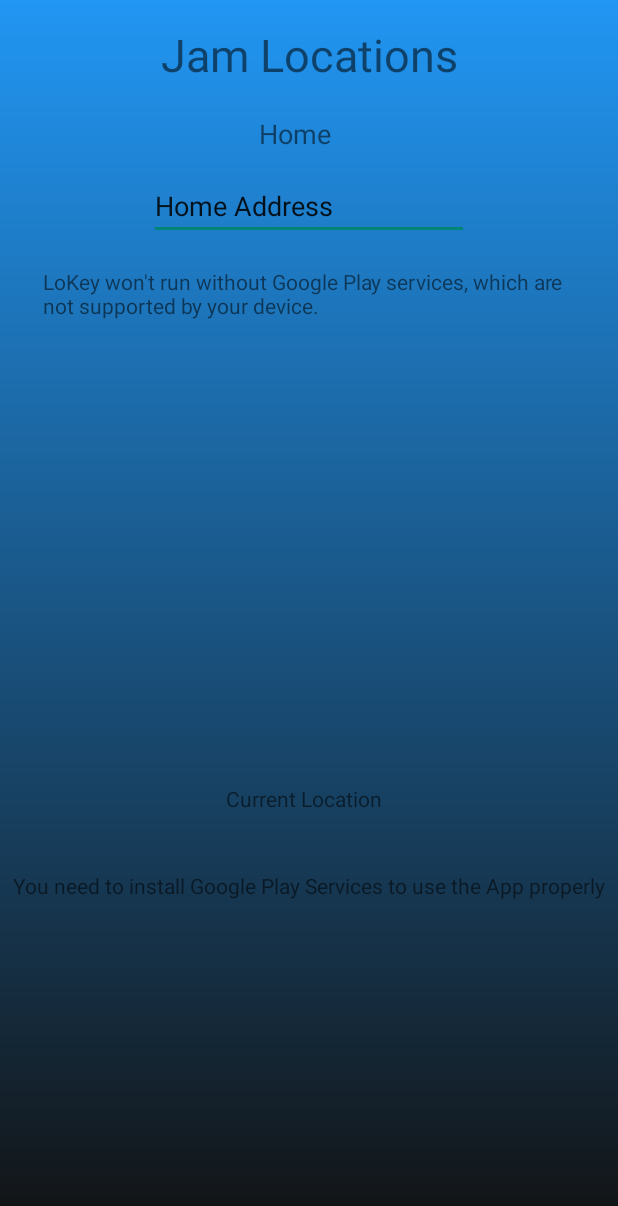
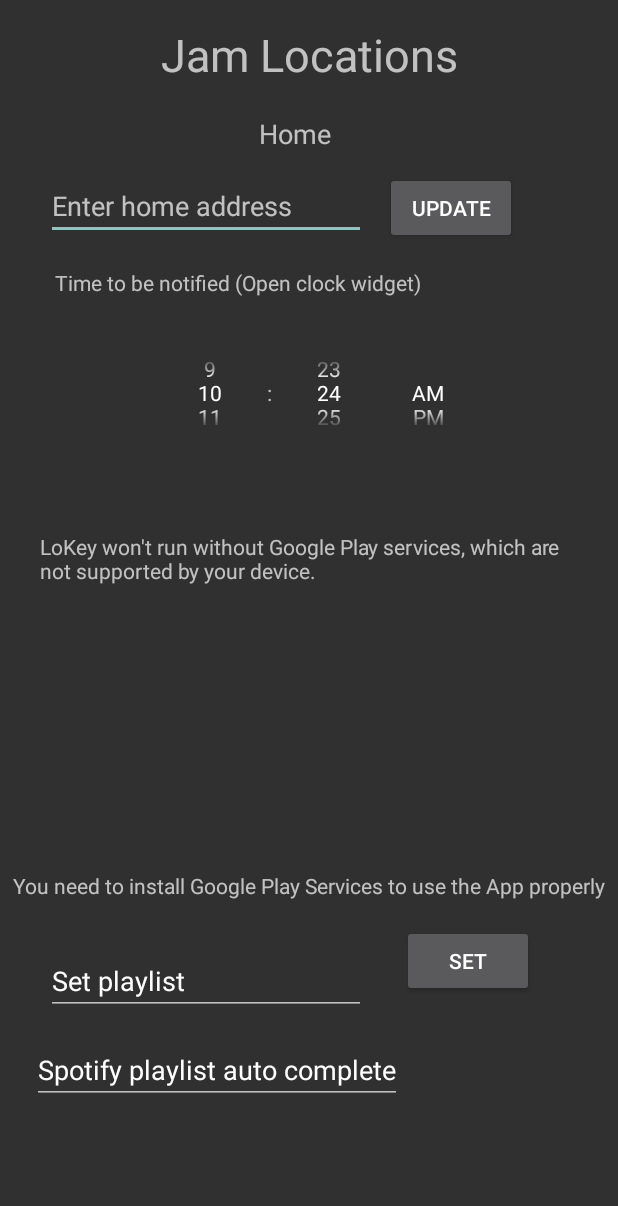
Before and after one commit to Anthony-Haslett/LoKey, an Android app: the ActivityLocation screen opened directly, with no data from a screen before it, on a phone screen of 412 x 824 dp. Shown: the top 1206 px of the screen. Run offline under Robolectric (Android 15) with nearby library versions, the phone set to English and light mode, and no system bars; 1 statement that could not run was skipped.

Commit message:
some code 🤷🏼‍♂️

```diff
--- a/app/src/main/java/com/project/lokey/ActivityLocation.java
+++ b/app/src/main/java/com/project/lokey/ActivityLocation.java
@@ -25,14 +25,21 @@ import com.google.android.gms.location.FusedLocationProviderClient;
 import com.google.android.gms.location.LocationCallback;
 import com.google.android.gms.location.LocationRequest;
 import com.google.android.gms.location.LocationServices;
+import com.google.android.gms.maps.CameraUpdateFactory;
+import com.google.android.gms.maps.GoogleMap;
+import com.google.android.gms.maps.OnMapReadyCallback;
+import com.google.android.gms.maps.model.LatLng;
+import com.google.firebase.iid.FirebaseInstanceId;
 
 import java.util.ArrayList;
+import java.util.Objects;
 
 import static com.google.android.gms.location.LocationServices.*;
 
 public class ActivityLocation extends FragmentActivity
         implements GoogleApiClient.ConnectionCallbacks,
                     GoogleApiClient.OnConnectionFailedListener,
+                    OnMapReadyCallback,
                     LocationListener {
 
     private final String TAG = "LoKey";
@@ -41,7 +48,7 @@ public class ActivityLocation extends FragmentActivity
     private Location location;
     private TextView locationTv;
 
-    MediaPlayer song;
+//    MediaPlayer song;
 
     // lists for permissions
     private ArrayList<String> permissionsToRequest;
@@ -91,7 +98,26 @@ public class ActivityLocation extends FragmentActivity
 
         fusedLocationClient = getFusedLocationProviderClient(this);
 
-        song = MediaPlayer.create(this, R.raw.blessed);
+//        song = MediaPlayer.create(this, R.raw.blessed);
+
+        // FCM Messaging
+        FirebaseInstanceId.getInstance().getInstanceId()
+                .addOnCompleteListener(task -> {
+                    if (!task.isSuccessful()) {
+                        Log.w(TAG, "getInstanceId failed", task.getException());
+                        return;
+                    }
+
+                    // Get new Instance ID token
+                    String token = Objects.requireNonNull(task.getResult()).getToken();
+
+                    // Log and toast
+//                        String msg = getString(R.string.msg_token_fmt, token);
+                    String msg = "FCM Messaging! \n Token:" + token;
+                    Log.d("FCM Token:", token);
+                    Log.d(TAG, msg);
+                    Toast.makeText(ActivityLocation.this, msg, Toast.LENGTH_SHORT).show();
+                });
     }
 
     private ArrayList<String> permissionsToRequest(ArrayList<String> wantedPermissions) {
@@ -195,6 +221,8 @@ public class ActivityLocation extends FragmentActivity
 
     }
 
+
+
     @Override
     public void onConnected(@Nullable Bundle bundle) {
         if (ActivityCompat.checkSelfPermission(this,
@@ -209,7 +237,7 @@ public class ActivityLocation extends FragmentActivity
 
         if (fusedLocationClient != null) {
             locationTv.setText("Latitude : " + location.getLatitude() + "\nLongitude : " + location.getLongitude());
-            song.start();
+//            song.start();
         }
     }
 
@@ -275,4 +303,9 @@ public class ActivityLocation extends FragmentActivity
                 break;
         }
     }
+
+    @Override
+    public void onMapReady(GoogleMap googleMap) {
+        googleMap.moveCamera(CameraUpdateFactory.newLatLngZoom(new LatLng(52, 53), 17f));
+    }
 }
--- a/app/src/main/res/drawable/window_background.xml
+++ b/app/src/main/res/drawable/window_background.xml
@@ -1,22 +1,22 @@
 <layer-list xmlns:android="http://schemas.android.com/apk/res/android">
     <item>
         <shape android:shape="rectangle">
-            <solid android:color="#FFFFFF" />
+            <solid android:color="#353232" />
         </shape>
     </item>
 
-    <item
-        android:id="@+id/background_gradient"
-        android:left="0dp"
-        android:right="0dp"
-        android:top="0dp"
-        android:bottom="0dp">
+<!--    <item-->
+<!--        android:id="@+id/background_gradient"-->
+<!--        android:left="0dp"-->
+<!--        android:right="0dp"-->
+<!--        android:top="0dp"-->
+<!--        android:bottom="0dp">-->
 
-        <shape android:shape="rectangle">
-            <gradient
-                android:angle="90"
-                android:startColor="#121212"
-                android:endColor="#2196F3"/>
-        </shape>
-    </item>
+<!--        <shape android:shape="rectangle">-->
+<!--            <gradient-->
+<!--                android:angle="90"-->
+<!--                android:startColor="#121212"-->
+<!--                android:endColor="#2196F3"/>-->
+<!--        </shape>-->
+<!--    </item>-->
 </layer-list>
--- a/app/src/main/res/layout/activity_location.xml
+++ b/app/src/main/res/layout/activity_location.xml
@@ -40,19 +40,15 @@
     <fragment
         android:id="@+id/map"
         android:name="com.google.android.gms.maps.MapFragment"
-        android:layout_width="354dp"
-        android:layout_height="256dp"
+        android:layout_width="356dp"
+        android:layout_height="150dp"
         android:layout_marginStart="32dp"
-        android:layout_marginLeft="32dp"
-        android:layout_marginTop="79dp"
+        android:layout_marginTop="256dp"
         android:layout_marginEnd="33dp"
-        android:layout_marginRight="33dp"
-        android:layout_marginBottom="406dp"
-        app:layout_constraintBottom_toBottomOf="parent"
         app:layout_constraintEnd_toEndOf="parent"
+        app:layout_constraintHorizontal_bias="0.6"
         app:layout_constraintStart_toStartOf="parent"
-        app:layout_constraintTop_toBottomOf="@+id/home_location"
-        app:layout_constraintVertical_bias="0.0" />
+        app:layout_constraintTop_toBottomOf="@+id/home_location" />
 
     <TextView
         android:id="@+id/currentLocation"
@@ -87,20 +83,117 @@
 
     <EditText
         android:id="@+id/editText"
+        android:hint="Enter home address"
         android:layout_width="wrap_content"
         android:layout_height="wrap_content"
-        android:layout_marginStart="99dp"
-        android:layout_marginLeft="99dp"
+        android:layout_marginStart="30dp"
+        android:layout_marginLeft="30dp"
         android:layout_marginTop="16dp"
-        android:layout_marginEnd="99dp"
-        android:layout_marginRight="99dp"
+        android:layout_marginEnd="168dp"
+        android:layout_marginRight="168dp"
         android:layout_marginBottom="18dp"
         android:ems="10"
         android:inputType="textPersonName"
-        android:text="Home Address"
         app:layout_constraintBottom_toTopOf="@+id/map"
         app:layout_constraintEnd_toEndOf="parent"
         app:layout_constraintStart_toStartOf="parent"
-        app:layout_constraintTop_toBottomOf="@+id/home_location" />
+        app:layout_constraintTop_toBottomOf="@+id/home_location"
+        app:layout_constraintVertical_bias="0.0" />
+
+    <Button
+        android:id="@+id/button"
+        android:layout_width="wrap_content"
+        android:layout_height="wrap_content"
+        android:layout_marginStart="13dp"
+        android:layout_marginTop="58dp"
+        android:layout_marginEnd="67dp"
+        android:layout_marginBottom="85dp"
+        android:text="@string/common_google_play_services_update_button"
+        app:layout_constraintBottom_toTopOf="@+id/map"
+        app:layout_constraintEnd_toEndOf="parent"
+        app:layout_constraintHorizontal_bias="1.0"
+        app:layout_constraintStart_toEndOf="@+id/editText"
+        app:layout_constraintTop_toBottomOf="@+id/jam_locations"
+        app:layout_constraintVertical_bias="0.0" />
+
+    <TextView
+        android:id="@+id/textView2"
+        android:layout_width="wrap_content"
+        android:layout_height="wrap_content"
+        android:layout_marginStart="30dp"
+        android:layout_marginTop="16dp"
+        android:layout_marginEnd="131dp"
+        android:layout_marginBottom="50dp"
+        android:text="Time to be notified (Open clock widget)"
+        app:layout_constraintBottom_toTopOf="@+id/map"
+        app:layout_constraintEnd_toEndOf="parent"
+        app:layout_constraintHorizontal_bias="1.0"
+        app:layout_constraintStart_toStartOf="parent"
+        app:layout_constraintTop_toBottomOf="@+id/button"
+        app:layout_constraintVertical_bias="0.0" />
+
+    <TimePicker
+        android:id="@+id/datePicker1"
+        android:layout_width="228dp"
+        android:layout_height="80dp"
+        android:layout_marginStart="91dp"
+        android:layout_marginTop="24dp"
+        android:layout_marginEnd="92dp"
+        android:layout_marginBottom="53dp"
+        android:timePickerMode="spinner"
+        app:layout_constraintBottom_toTopOf="@+id/map"
+        app:layout_constraintEnd_toEndOf="parent"
+        app:layout_constraintStart_toStartOf="parent"
+        app:layout_constraintTop_toBottomOf="@+id/textView2" />
+
+    <EditText
+        android:id="@+id/editText2"
+        android:layout_width="wrap_content"
+        android:layout_height="wrap_content"
+        android:layout_marginStart="36dp"
+        android:layout_marginLeft="36dp"
+        android:layout_marginTop="41dp"
+        android:layout_marginEnd="12dp"
+        android:layout_marginRight="12dp"
+        android:layout_marginBottom="115dp"
+        android:ems="10"
+        android:inputType="textPersonName"
+        android:text="Set playlist"
+        app:layout_constraintBottom_toBottomOf="parent"
+        app:layout_constraintEnd_toStartOf="@+id/button2"
+        app:layout_constraintStart_toStartOf="parent"
+        app:layout_constraintTop_toBottomOf="@+id/currentLocation" />
+
+    <Button
+        android:id="@+id/button2"
+        android:layout_width="wrap_content"
+        android:layout_height="wrap_content"
+        android:layout_marginStart="12dp"
+        android:layout_marginLeft="12dp"
+        android:layout_marginTop="66dp"
+        android:layout_marginEnd="61dp"
+        android:layout_marginRight="61dp"
+        android:layout_marginBottom="113dp"
+        android:text="Set"
+        app:layout_constraintBottom_toBottomOf="parent"
+        app:layout_constraintEnd_toEndOf="parent"
+        app:layout_constraintStart_toEndOf="@+id/editText2"
+        app:layout_constraintTop_toBottomOf="@+id/map" />
+
+    <MultiAutoCompleteTextView
+        android:id="@+id/multiAutoCompleteTextView"
+        android:layout_width="wrap_content"
+        android:layout_height="wrap_content"
+        android:layout_marginStart="29dp"
+        android:layout_marginTop="14dp"
+        android:layout_marginEnd="146dp"
+        android:layout_marginBottom="56dp"
+        android:text="Spotify playlist auto complete"
+        app:layout_constraintBottom_toBottomOf="parent"
+        app:layout_constraintEnd_toEndOf="parent"
+        app:layout_constraintHorizontal_bias="0.857"
+        app:layout_constraintStart_toStartOf="parent"
+        app:layout_constraintTop_toBottomOf="@+id/editText2"
+        app:layout_constraintVertical_bias="0.0" />
 
 </androidx.constraintlayout.widget.ConstraintLayout>
--- a/app/src/main/res/values/strings.xml
+++ b/app/src/main/res/values/strings.xml
@@ -59,6 +59,8 @@
         Geofence transition error: invalid transition type %1$d
     </string>
 
+    <string name="default_notification_channel_id" translatable="false">fcm_default_channel</string>
+
     <!-- Transition type strings -->
     <string name="geofence_transition_entered">Entered</string>
     <string name="geofence_transition_exited">Exited</string>
@@ -78,5 +80,6 @@
     <string name="action_reply">Reply</string>
     <string name="channel_description">lokey notification</string>
     <string name="channel_name">lokey_notification</string>
+    <string name="fcm_message">FCM Message</string>
 
 </resources>
--- a/build.gradle
+++ b/build.gradle
@@ -7,7 +7,7 @@ buildscript {
 
     }
     dependencies {
-        classpath 'com.android.tools.build:gradle:3.5.3'
+        classpath 'com.android.tools.build:gradle:4.0.1'
 
         classpath 'com.google.gms:google-services:4.3.2'
 
```
Also changed, not shown: app/build.gradle (+8 -1 lines), app/src/main/AndroidManifest.xml (+21 -5 lines), app/src/main/java/com/project/lokey/CloudFunctions.java (added, +56 -0 lines), app/src/main/java/com/project/lokey/CloudMessagingService.java (added, +144 -0 lines), app/src/main/java/com/project/lokey/FireStore.java (+56 -8 lines), app/src/main/java/com/project/lokey/MainActivity.java (+12 -0 lines), app/src/main/java/com/project/lokey/MyWorker.java (added, +25 -0 lines), app/src/main/res/layout/app_remote_layout.xml (+24 -24 lines), gradle/wrapper/gradle-wrapper.properties, 43 other files.
